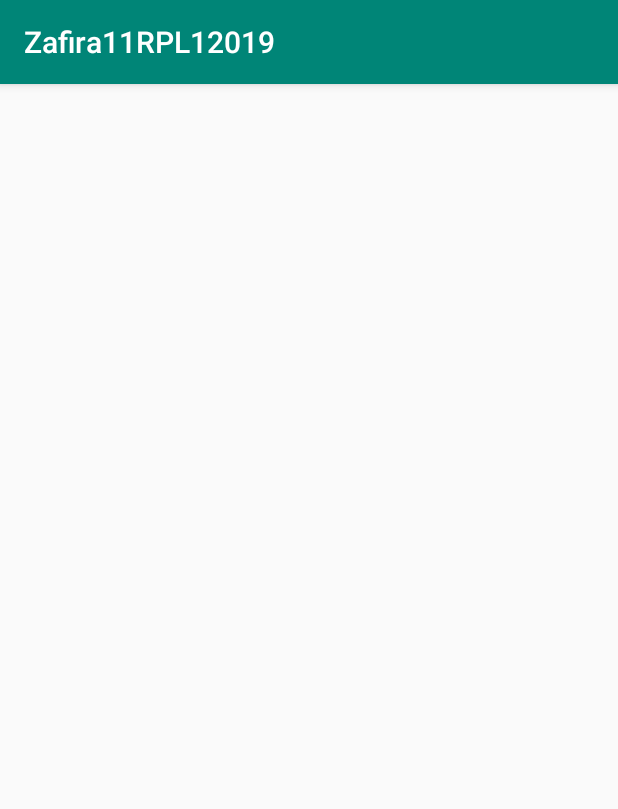
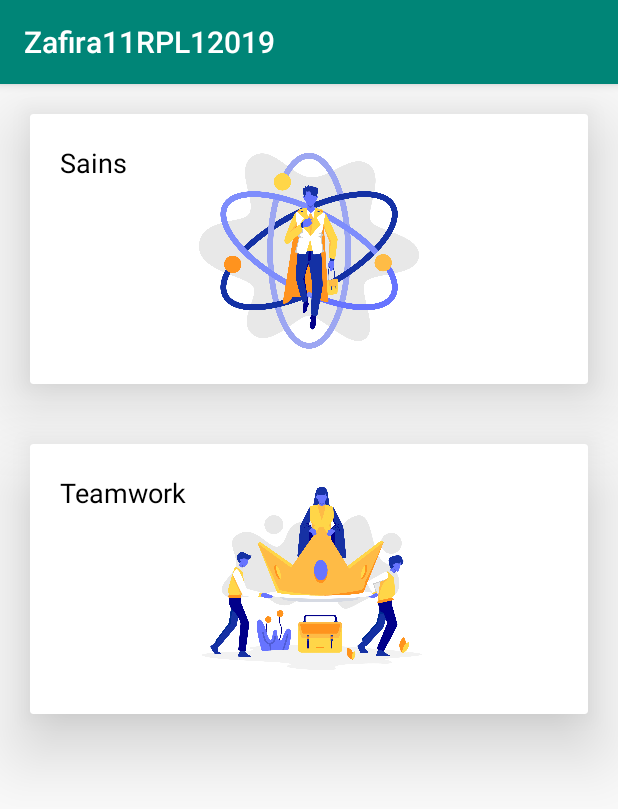
Before and after one commit to zfrwaetford/Zafira11RPL12019, an Android app: the MainMenu screen opened directly, with no data from a screen before it, on a phone screen of 412 x 824 dp. Shown: the top 809 px of the screen. Run offline under Robolectric (Android 15) with nearby library versions, the phone set to English and light mode, and no system bars; Roboto replaces fonts that are not available here.

Commit message:
add CardView

```diff
--- a/app/src/main/res/layout/activity_main_menu.xml
+++ b/app/src/main/res/layout/activity_main_menu.xml
@@ -1,9 +1,103 @@
 <?xml version="1.0" encoding="utf-8"?>
-<androidx.constraintlayout.widget.ConstraintLayout xmlns:android="http://schemas.android.com/apk/res/android"
+<LinearLayout xmlns:android="http://schemas.android.com/apk/res/android"
     xmlns:app="http://schemas.android.com/apk/res-auto"
     xmlns:tools="http://schemas.android.com/tools"
     android:layout_width="match_parent"
     android:layout_height="match_parent"
+    android:orientation="vertical"
     tools:context=".MainMenu">
 
-</androidx.constraintlayout.widget.ConstraintLayout>
+    <androidx.cardview.widget.CardView
+        android:id="@+id/menu1"
+        android:layout_width="match_parent"
+        android:layout_height="180dp"
+        android:layout_margin="20dp"
+        android:layout_marginBottom="1dp"
+        app:cardElevation="30dp"
+        app:contentPadding="10dp">
+
+<ImageView
+    android:layout_width="wrap_content"
+    android:layout_height="wrap_content"
+    android:src="@drawable/science"/>
+
+        <LinearLayout
+            android:layout_width="match_parent"
+            android:layout_height="wrap_content"
+            android:orientation="vertical">
+
+            <RelativeLayout
+                android:layout_width="match_parent"
+                android:layout_height="wrap_content">
+
+
+                <TextView
+                    android:id="@+id/articleName"
+                    style="@android:style/TextAppearance.Medium"
+                    android:layout_width="match_parent"
+                    android:layout_height="wrap_content"
+                    android:layout_alignParentStart="true"
+                    android:layout_alignParentLeft="true"
+                    android:elevation="3dp"
+                    android:ellipsize="marquee"
+                    android:focusable="true"
+                    android:marqueeRepeatLimit="marquee_forever"
+                    android:padding="10dp"
+                    android:singleLine="true"
+                    android:text="Sains"
+                    android:textColor="#000000"
+                    tools:targetApi="lollipop" />
+
+            </RelativeLayout>
+
+        </LinearLayout>
+
+    </androidx.cardview.widget.CardView>
+
+    <androidx.cardview.widget.CardView
+        android:id="@+id/menu2"
+        android:layout_width="match_parent"
+        android:layout_height="180dp"
+        android:layout_margin="20dp"
+        android:layout_marginBottom="1dp"
+        app:cardElevation="30dp"
+        app:contentPadding="10dp">
+
+        <ImageView
+            android:layout_width="wrap_content"
+            android:layout_height="wrap_content"
+            android:src="@drawable/crown"/>
+
+        <LinearLayout
+            android:layout_width="match_parent"
+            android:layout_height="wrap_content"
+            android:orientation="vertical">
+
+            <RelativeLayout
+                android:layout_width="match_parent"
+                android:layout_height="wrap_content">
+
+
+                <TextView
+
+                    style="@android:style/TextAppearance.Medium"
+                    android:layout_width="match_parent"
+                    android:layout_height="wrap_content"
+                    android:layout_alignParentStart="true"
+                    android:layout_alignParentLeft="true"
+                    android:elevation="3dp"
+                    android:ellipsize="marquee"
+                    android:focusable="true"
+                    android:marqueeRepeatLimit="marquee_forever"
+                    android:padding="10dp"
+                    android:singleLine="true"
+                    android:text="Teamwork"
+                    android:textColor="#000000"
+                    tools:targetApi="lollipop" />
+
+            </RelativeLayout>
+
+        </LinearLayout>
+
+    </androidx.cardview.widget.CardView>
+</LinearLayout>
```
Also changed, not shown: app/src/main/res/drawable/crown.png (added), app/src/main/res/drawable/home.png (added), app/src/main/res/drawable/science.png (added).
